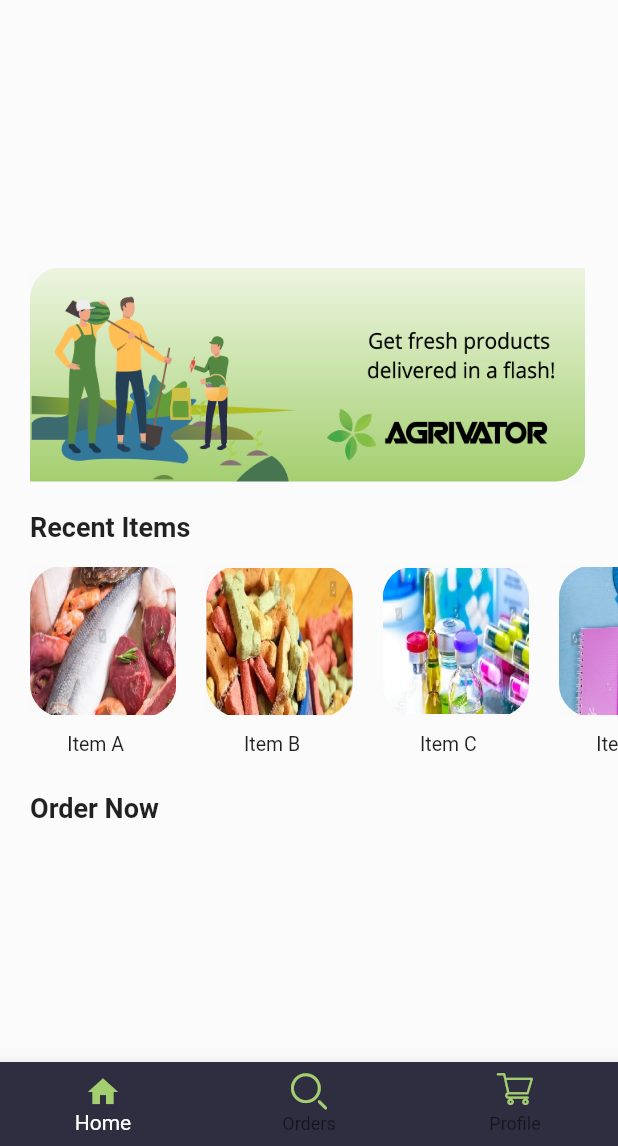
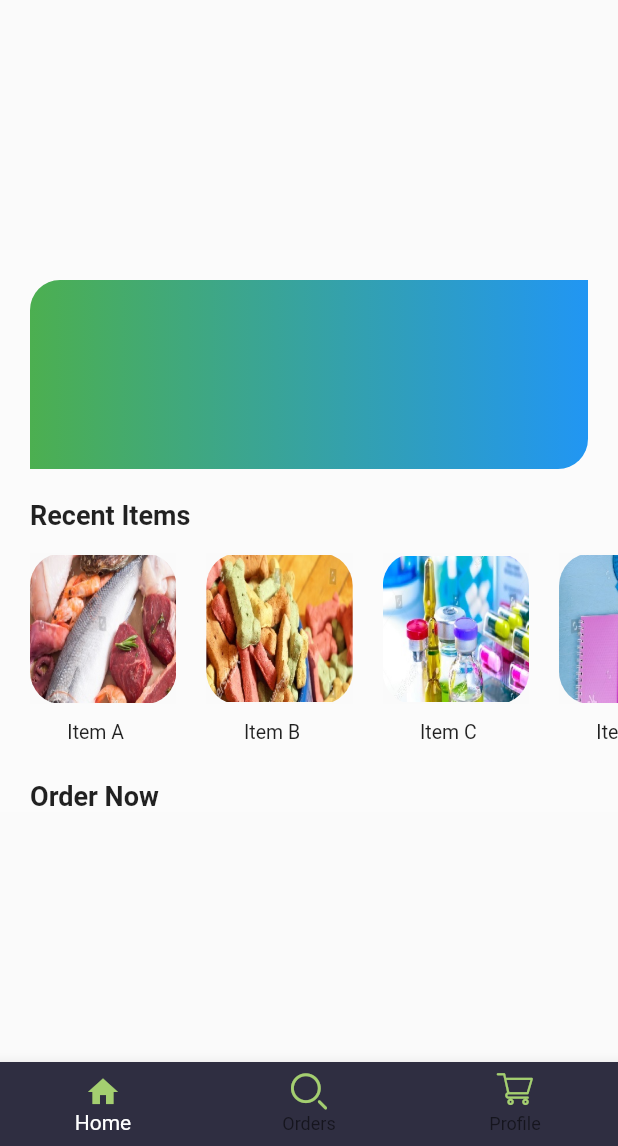
Before and after one commit to agrivator/dart-sellers, a Flutter app: the screen it shows after launch, on a phone screen of 412 x 824 dp, the part 90-1236 px from its top. Run offline on Flutter 3.47's test engine with Material 2 defaults, Android fonts, the light colour scheme and no system bars; our stand-ins replace flutter_svg, geolocator.

Commit message:
Made changes in hometab

```diff
--- a/lib/Tabs/Hometab.dart
+++ b/lib/Tabs/Hometab.dart
@@ -30,23 +30,17 @@ class _HomeTabState extends State<HomeTab> {
           children: <Widget>[
             Padding(
                 padding: const EdgeInsets.only(top: 20, left: 20, right: 20),
-                child: Material(
-                    child: InkWell(
-                  onTap: _launchURL,
+                child: ClipRRect(
+                  borderRadius: BorderRadius.only(
+                      topLeft: Radius.circular(20),
+                      bottomRight: Radius.circular(20)),
                   child: Container(
-                    child: ClipRRect(
-                      borderRadius: BorderRadius.only(
-                          topLeft: Radius.circular(20),
-                          bottomRight: Radius.circular(20)),
-                      child: Image.asset(
-                        'images/agrivator1.png',
-                        height: size.height * 0.1731228355,
-                        fit: BoxFit.fill,
-                        width: size.width * 0.898842592,
-                      ),
-                    ),
-                  ),
-                ))), //banner
+                    decoration: BoxDecoration(
+                        gradient: LinearGradient(
+                            colors: [Colors.green, Colors.blue]),),
+                      height: size.height*0.153,
+                      width: size.width),
+                ),), //banner
             Padding(
               padding: const EdgeInsets.only(top: 20),
               child: Padding(
```
